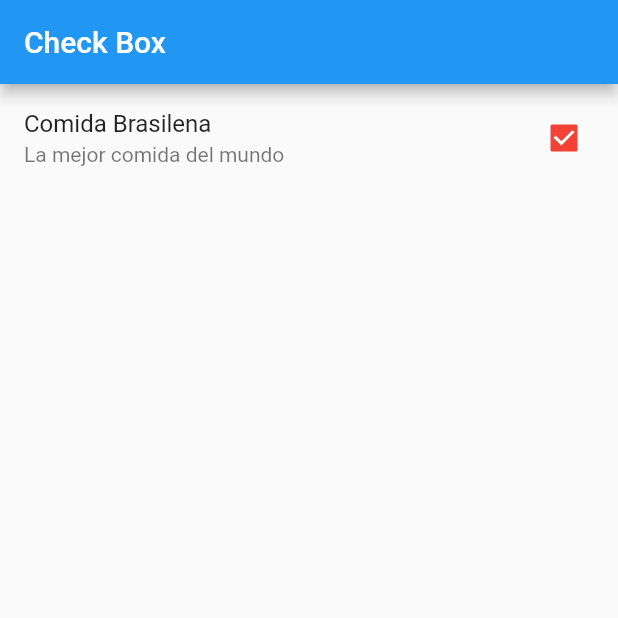
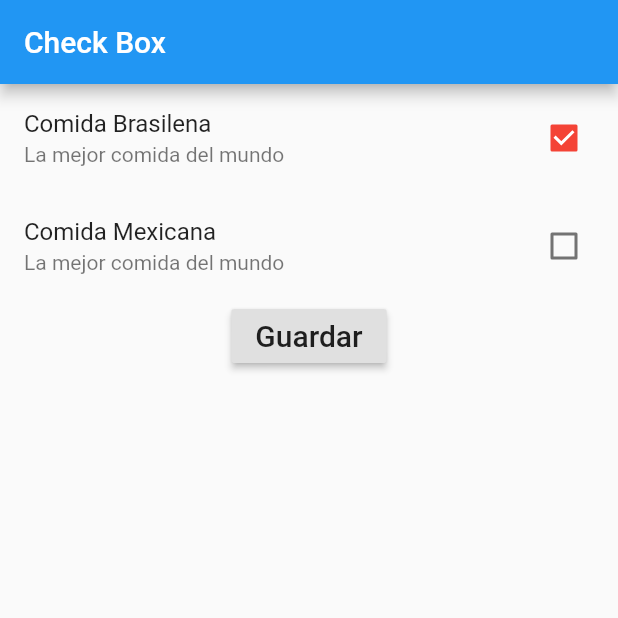
Before and after one commit to jminango20/flutter_CampoTexto, a Flutter app: the screen it shows after launch, after a tap on "Comida Brasilena", on a phone screen of 412 x 824 dp, the top half of it. Run offline on Flutter 3.47's test engine with Material 2 defaults, Android fonts, the light colour scheme and no system bars.

Commit message:
ChechBox + Boton Guardar

```diff
--- a/lib/EntradaCheckbox.dart
+++ b/lib/EntradaCheckbox.dart
@@ -7,7 +7,8 @@ class EntradaCheckbox extends StatefulWidget {
 }
 
 class _EntradaCheckboxState extends State<EntradaCheckbox> {
-  bool _estaSelecionado = false;
+  bool _comidaBrasilena = false;
+  bool _comidaMexicana = false;
 
   @override
   Widget build(BuildContext context) {
@@ -24,14 +25,35 @@ class _EntradaCheckboxState extends State<EntradaCheckbox> {
                 activeColor: Colors.red,
                 //selected: true,
                 //secondary: Icon(Icons.add_box),
-                value: _estaSelecionado,
+                value: _comidaBrasilena,
                 onChanged: (bool valor){
                   setState(() {
-                    _estaSelecionado = valor;
+                    _comidaBrasilena = valor;
                   });
                 }
-                )
-
+                ),
+            CheckboxListTile(
+                title: Text("Comida Mexicana"),
+                subtitle: Text("La mejor comida del mundo"),
+                activeColor: Colors.red,
+                //selected: true,
+                //secondary: Icon(Icons.add_box),
+                value: _comidaMexicana,
+                onChanged: (bool valor){
+                  setState(() {
+                    _comidaMexicana = valor;
+                  });
+                }
+            ),
+            RaisedButton(
+              child: Text("Guardar",
+                style: TextStyle(
+                  fontSize: 20
+                ),
+              ),
+                onPressed: (){
+                  print("Comida Brasilena: " + _comidaBrasilena.toString() + ", " + " Comida Mexicana: " + _comidaMexicana.toString());
+                }),
             /*
             Text("Comida Brasilena"),
             Checkbox(
```
